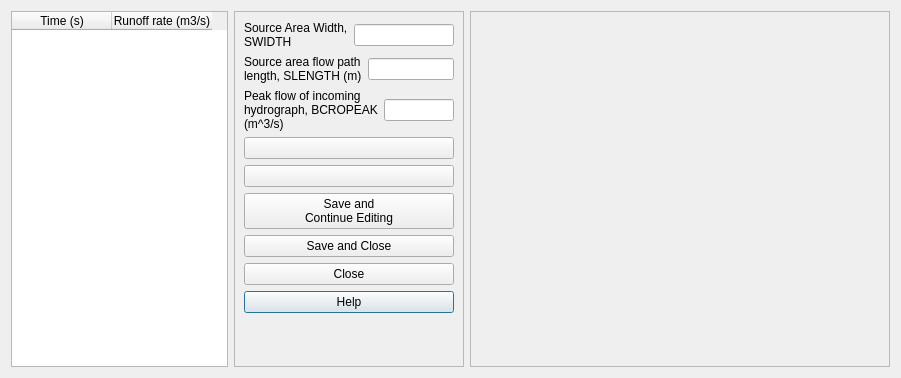
Before: the Qt Designer form ui/vfsmod_hydrograph.ui in Inigobarbe/VFSMOD-GUI, drawn with Qt 5.
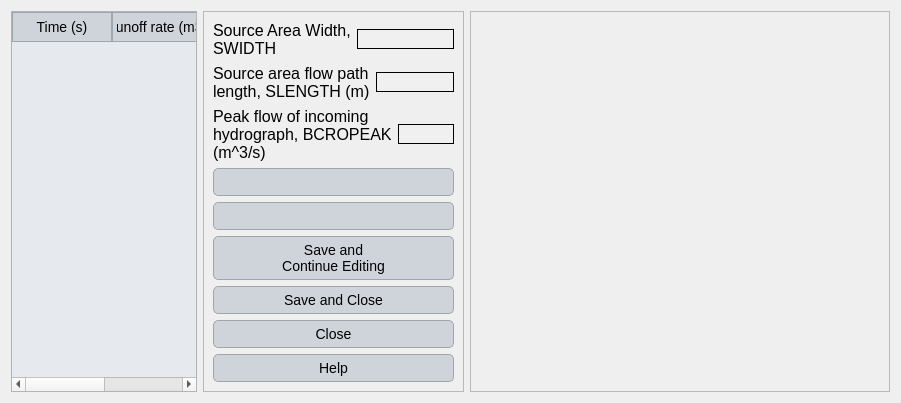
After: the same form once the commit is applied.

```diff
--- a/ui/vfsmod_hydrograph.ui
+++ b/ui/vfsmod_hydrograph.ui
@@ -13,6 +13,109 @@
   <property name="windowTitle">
    <string>Dialog</string>
   </property>
+  <property name="styleSheet">
+   <string notr="true">QLabel {
+    font-family: 'Georgia'; /* Cambiar la fuente a Georgia */
+    font-size: 16px; /* Cambiar el tamaño de la fuente */
+    color: #000000; /* Color del texto (blanco) */
+}
+
+QLineEdit {
+    font-family: 'Georgia'; /* Cambiar la fuente a Georgia */
+    font-size: 14px; /* Cambiar el tamaño de la fuente */
+    color: #000000; /* Color del texto (blanco) */
+    background-color: #f0f0f0; /* Color de fondo del QLineEdit */
+    border: 1px solid #000000; /* Borde blanco */
+}
+
+QComboBox {
+    font-family: 'Georgia'; /* Cambiar la fuente a Georgia */
+    font-size: 14px; /* Cambiar el tamaño de la fuente */
+    color: #000000; /* Color del texto (blanco) */
+    background-color: #cfd4da; /* Fondo oscuro del ComboBox */
+}
+
+QRadioButton {
+    font-family: 'Georgia'; /* Cambiar la fuente a Georgia */
+    font-size: 14px; /* Cambiar el tamaño de la fuente */
+    color: #000000; /* Color del texto (blanco) */
+}
+
+QCheckBox {
+    font-family: 'Georgia'; /* Cambiar la fuente a Georgia */
+    font-size: 14px; /* Cambiar el tamaño de la fuente */
+    color: #000000; /* Color del texto (blanco) */
+}
+
+/* Cambiar la fuente y estilo de los QPushButton */
+QPushButton {
+    font-family: 'Georgia'; /* Cambiar la fuente */
+    font-size: 14px; /* Cambiar el tamaño de la fuente */
+    color: #000000; /* Color del texto negro */
+    background-color: #cfd4da; /* Fondo gris claro */
+    border: 1px solid #a1a6ad; /* Borde gris medio */
+    border-radius: 5px; /* Bordes redondeados */
+    padding: 5px; /* Espaciado interno */
+}
+
+/* Estilo cuando el ratón pasa sobre el botón */
+QPushButton:hover {
+    color: #000000; /* Mantener el texto negro */
+    background-color: #b7bcc3; /* Fondo gris un poco más oscuro al pasar el mouse */
+}
+
+/* Estilo cuando el botón está presionado */
+QPushButton:pressed {
+    background-color: #a6acb3; /* Fondo ligeramente más oscuro al presionar */
+    color: #000000; /* Mantener el texto negro cuando se presiona */
+}
+
+
+
+/* Estilo general para QTableWidget y QTableView */
+QTableWidget, QTableView {
+    font-family: 'Georgia'; /* Cambiar la fuente a Georgia */
+    font-size: 14px; /* Tamaño de la fuente */
+    color: #000000; /* Color del texto negro */
+    background-color: #e6e9ed; /* Fondo gris claro para la tabla */
+    gridline-color: #a1a6ad; /* Color de las líneas de la tabla (gris medio) */
+    selection-background-color: #b7bcc3; /* Color de fondo cuando se selecciona una celda (gris suave) */
+    selection-color: #000000; /* Color del texto cuando la celda está seleccionada (negro) */
+}
+
+/* Estilo para el encabezado horizontal de la tabla */
+QHeaderView::section {
+    font-family: 'Georgia'; /* Cambiar la fuente a Georgia */
+    font-size: 14px; /* Tamaño de la fuente */
+    color: #000000; /* Color del texto negro */
+    background-color: #cfd4da; /* Fondo gris claro del encabezado */
+    border: 1px solid #a1a6ad; /* Borde gris medio entre las secciones */
+    padding: 4px; /* Espaciado interno en el encabezado */
+}
+
+/* Estilo para las celdas de la tabla al pasar el mouse */
+QTableWidget::item:hover, QTableView::item:hover {
+    background-color: #b7bcc3; /* Fondo gris suave al pasar el mouse */
+    color: #000000; /* Mantener el texto negro */
+}
+
+/* Estilo para las celdas cuando están seleccionadas */
+QTableWidget::item:selected, QTableView::item:selected {
+    background-color: #a6acb3; /* Fondo gris intermedio cuando está seleccionado */
+    color: #000000; /* Texto negro cuando está seleccionado */
+}
+
+/* Ajustar el tamaño de las celdas */
+QTableWidget::item, QTableView::item {
+    padding: 4px; /* Espaciado interno de las celdas */
+}
+
+/* Estilo para el borde inferior de la tabla */
+QTableCornerButton::section {
+    background-color: #cfd4da; /* Fondo del botón de esquina */
+    border: 1px solid #a1a6ad; /* Borde gris medio del botón de esquina */
+}</string>
+  </property>
   <layout class="QGridLayout" name="gridLayout">
    <item row="0" column="0">
     <widget class="QTableWidget" name="tableWidget">
```
